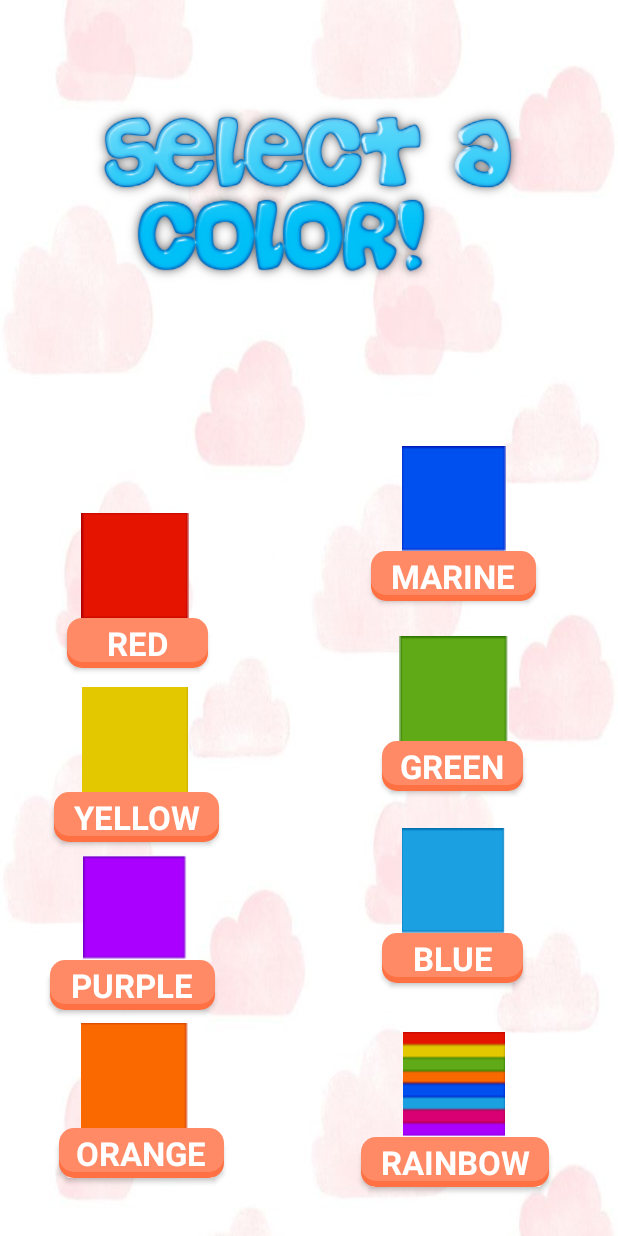
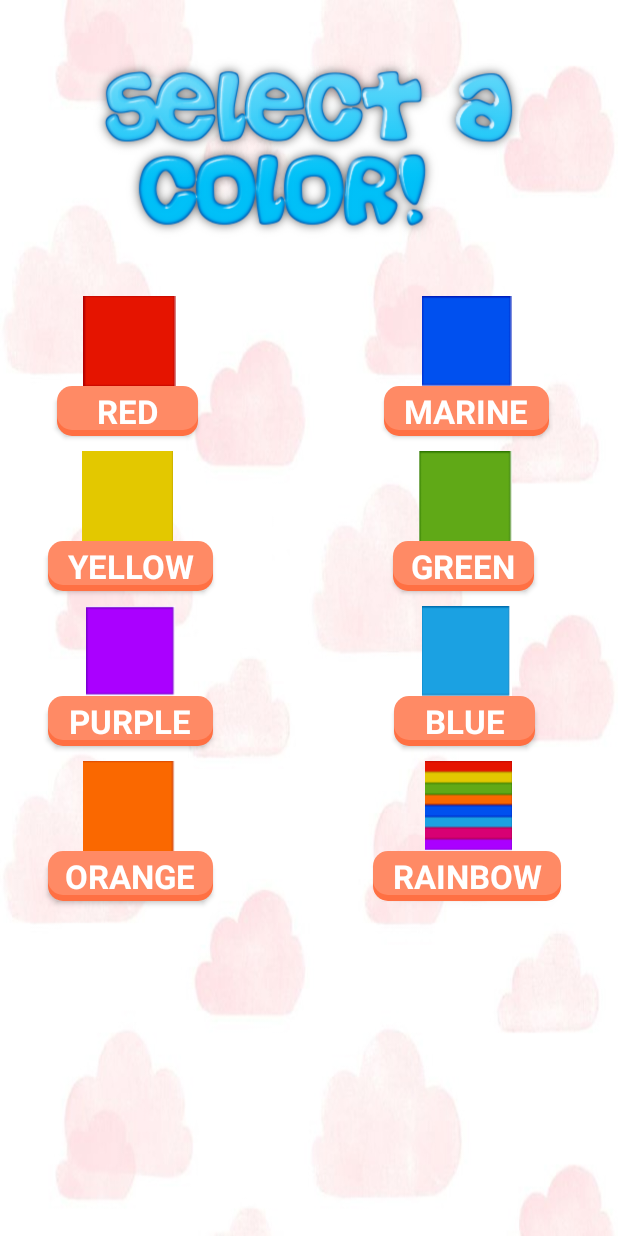
Before and after one commit to Sebas104/calidad-tetris, an Android app: the MainColor screen opened directly, with no data from a screen before it, on a phone screen of 412 x 824 dp. Run offline under Robolectric (Android 15) with nearby library versions, the phone set to English and light mode, and no system bars; Roboto replaces fonts that are not available here.

Commit message:
Arreglado bugs
Se ha puesto el activity_main_color disponible para todas las resoluciones de pantalla, se ha cuadrado la next piece del cubo, optimizada la función de upcoming piece, y bugs de la random piece

```diff
--- a/app/src/main/java/com/example/protetris/MainGame.java
+++ b/app/src/main/java/com/example/protetris/MainGame.java
@@ -178,10 +178,10 @@ public class MainGame extends View implements View.OnClickListener {
                     cond = true;
 
                     score += rowsRemoved * 30;
-                    actualPoints.setText(Integer.toString(score));
                 }
             }
         }).start();
+        actualPoints.setText(Integer.toString(score));
     }
 
     private void setRandomPieceNull() {
--- a/app/src/main/java/com/example/protetris/Piece.java
+++ b/app/src/main/java/com/example/protetris/Piece.java
@@ -90,10 +90,10 @@ public class Piece extends Coordinates{
                 break;
 
             case BLUELIGHT_BLOCK:
-                this.pieceBoard[0][0] = BLUELIGHT_BLOCK;
-                this.pieceBoard[1][0] = BLUELIGHT_BLOCK;
                 this.pieceBoard[0][1] = BLUELIGHT_BLOCK;
+                this.pieceBoard[0][2] = BLUELIGHT_BLOCK;
                 this.pieceBoard[1][1] = BLUELIGHT_BLOCK;
+                this.pieceBoard[1][2] = BLUELIGHT_BLOCK;
                 this.coord.setCoord1(0, 4);
                 this.coord.setCoord2(1, 4);
                 this.coord.setCoord3(0, 5);
--- a/app/src/main/res/layout/activity_main_color.xml
+++ b/app/src/main/res/layout/activity_main_color.xml
@@ -10,122 +10,97 @@
     <ImageView
         android:id="@+id/imageView"
         android:layout_width="300dp"
-        android:layout_height="170dp"
-        android:layout_marginTop="44dp"
-        app:layout_constraintBottom_toBottomOf="parent"
+        android:layout_height="wrap_content"
+        android:layout_marginStart="55dp"
+        android:layout_marginEnd="56dp"
         app:layout_constraintEnd_toEndOf="parent"
-        app:layout_constraintHorizontal_bias="0.495"
         app:layout_constraintStart_toStartOf="parent"
         app:layout_constraintTop_toTopOf="parent"
-        app:layout_constraintVertical_bias="0.0"
         app:srcCompat="@drawable/icon_color" />
 
     <ImageView
         android:id="@+id/blue"
-        android:layout_width="180dp"
-        android:layout_height="70dp"
-        app:layout_constraintBottom_toBottomOf="parent"
+        android:layout_width="wrap_content"
+        android:layout_height="60dp"
+        android:layout_marginEnd="60dp"
         app:layout_constraintEnd_toEndOf="parent"
-        app:layout_constraintHorizontal_bias="0.917"
-        app:layout_constraintStart_toStartOf="parent"
-        app:layout_constraintTop_toTopOf="parent"
-        app:layout_constraintVertical_bias="0.394"
+        app:layout_constraintTop_toBottomOf="@+id/imageView"
         app:srcCompat="@drawable/blue_select" />
 
     <ImageView
         android:id="@+id/red"
-        android:layout_width="180dp"
-        android:layout_height="70dp"
-        android:layout_marginBottom="412dp"
-        app:layout_constraintBottom_toBottomOf="parent"
-        app:layout_constraintEnd_toEndOf="parent"
-        app:layout_constraintHorizontal_bias="0.0"
+        android:layout_width="wrap_content"
+        android:layout_height="60dp"
+        android:layout_marginStart="45dp"
         app:layout_constraintStart_toStartOf="parent"
-        app:layout_constraintTop_toTopOf="parent"
-        app:layout_constraintVertical_bias="1.0"
+        app:layout_constraintTop_toBottomOf="@+id/imageView"
         app:srcCompat="@drawable/red_select" />
 
     <ImageView
         android:id="@+id/orange"
-        android:layout_width="180dp"
-        android:layout_height="70dp"
-        android:layout_marginBottom="72dp"
-        app:layout_constraintBottom_toBottomOf="parent"
-        app:layout_constraintEnd_toEndOf="parent"
-        app:layout_constraintHorizontal_bias="0.0"
+        android:layout_width="wrap_content"
+        android:layout_height="60dp"
+        android:layout_marginStart="45dp"
+        android:layout_marginTop="10dp"
         app:layout_constraintStart_toStartOf="parent"
-        app:layout_constraintTop_toTopOf="parent"
-        app:layout_constraintVertical_bias="1.0"
+        app:layout_constraintTop_toBottomOf="@+id/purple_button"
         app:srcCompat="@drawable/orange_select" />
 
     <ImageView
         android:id="@+id/blue2"
-        android:layout_width="180dp"
-        android:layout_height="70dp"
-        app:layout_constraintBottom_toBottomOf="parent"
+        android:layout_width="wrap_content"
+        android:layout_height="60dp"
+        android:layout_marginTop="10dp"
+        android:layout_marginEnd="60dp"
         app:layout_constraintEnd_toEndOf="parent"
-        app:layout_constraintHorizontal_bias="0.917"
-        app:layout_constraintStart_toStartOf="@+id/purple"
-        app:layout_constraintTop_toTopOf="parent"
-        app:layout_constraintVertical_bias="0.732"
+        app:layout_constraintTop_toBottomOf="@+id/green_button"
         app:srcCompat="@drawable/blue2_select" />
 
     <ImageView
         android:id="@+id/yellow"
-        android:layout_width="180dp"
-        android:layout_height="70dp"
-        android:layout_marginBottom="296dp"
-        app:layout_constraintBottom_toBottomOf="parent"
-        app:layout_constraintEnd_toEndOf="parent"
-        app:layout_constraintHorizontal_bias="0.0"
+        android:layout_width="wrap_content"
+        android:layout_height="60dp"
+        android:layout_marginStart="45dp"
+        android:layout_marginTop="10dp"
         app:layout_constraintStart_toStartOf="parent"
-        app:layout_constraintTop_toTopOf="parent"
-        app:layout_constraintVertical_bias="1.0"
+        app:layout_constraintTop_toBottomOf="@+id/red_button"
         app:srcCompat="@drawable/yellow_select" />
 
     <ImageView
         android:id="@+id/green"
-        android:layout_width="180dp"
-        android:layout_height="70dp"
-        app:layout_constraintBottom_toBottomOf="parent"
+        android:layout_width="wrap_content"
+        android:layout_height="60dp"
+        android:layout_marginTop="10dp"
+        android:layout_marginEnd="60dp"
         app:layout_constraintEnd_toEndOf="parent"
-        app:layout_constraintHorizontal_bias="0.917"
-        app:layout_constraintStart_toStartOf="@+id/yellow"
-        app:layout_constraintTop_toTopOf="parent"
-        app:layout_constraintVertical_bias="0.562"
+        app:layout_constraintTop_toBottomOf="@+id/blue_button"
         app:srcCompat="@drawable/green_select" />
 
     <ImageView
         android:id="@+id/purple"
-        android:layout_width="180dp"
-        android:layout_height="70dp"
-        android:layout_marginBottom="184dp"
-        app:layout_constraintBottom_toBottomOf="parent"
-        app:layout_constraintEnd_toEndOf="parent"
-        app:layout_constraintHorizontal_bias="0.0"
+        android:layout_width="wrap_content"
+        android:layout_height="60dp"
+        android:layout_marginStart="45dp"
+        android:layout_marginTop="10dp"
         app:layout_constraintStart_toStartOf="parent"
-        app:layout_constraintTop_toTopOf="parent"
-        app:layout_constraintVertical_bias="1.0"
+        app:layout_constraintTop_toBottomOf="@+id/yellow_button"
         app:srcCompat="@drawable/purple_select" />
 
     <ImageView
         android:id="@+id/multicolor"
-        android:layout_width="180dp"
-        android:layout_height="70dp"
-        android:layout_marginBottom="60dp"
-        app:layout_constraintBottom_toBottomOf="parent"
+        android:layout_width="wrap_content"
+        android:layout_height="60dp"
+        android:layout_marginTop="10dp"
+        android:layout_marginEnd="60dp"
         app:layout_constraintEnd_toEndOf="parent"
-        app:layout_constraintHorizontal_bias="0.917"
-        app:layout_constraintStart_toStartOf="parent"
-        app:layout_constraintTop_toTopOf="parent"
-        app:layout_constraintVertical_bias="0.991"
+        app:layout_constraintTop_toBottomOf="@+id/blue2_button"
         app:srcCompat="@drawable/multicolor_select" />
 
     <Button
         android:id="@+id/blue2_button"
-        app:layout_constraintTop_toBottomOf="@+id/blue2"
         android:layout_width="94dp"
         android:layout_height="33dp"
+        android:layout_marginEnd="55dp"
         android:background="@drawable/round_button"
         android:fontFamily="@font/lemon"
         android:text="Blue"
@@ -133,13 +108,13 @@
         android:textSize="22sp"
         android:textStyle="bold"
         app:layout_constraintEnd_toEndOf="parent"
-        app:layout_constraintHorizontal_bias="0.8"
-        app:layout_constraintStart_toStartOf="parent"/>
+        app:layout_constraintTop_toBottomOf="@+id/blue2" />
 
     <Button
         android:id="@+id/blue_button"
         android:layout_width="110dp"
         android:layout_height="33dp"
+        android:layout_marginEnd="46dp"
         android:background="@drawable/round_button"
         android:fontFamily="@font/lemon"
         android:text="Marine"
@@ -147,22 +122,19 @@
         android:textSize="22sp"
         android:textStyle="bold"
         app:layout_constraintEnd_toEndOf="parent"
-        app:layout_constraintHorizontal_bias="0.82"
-        app:layout_constraintStart_toStartOf="parent"
         app:layout_constraintTop_toBottomOf="@+id/blue" />
 
     <Button
         android:id="@+id/yellow_button"
         android:layout_width="110dp"
         android:layout_height="33dp"
+        android:layout_marginStart="32dp"
         android:background="@drawable/round_button"
         android:fontFamily="@font/lemon"
         android:text="Yellow"
         android:textColor="@android:color/white"
         android:textSize="22sp"
         android:textStyle="bold"
-        app:layout_constraintEnd_toEndOf="parent"
-        app:layout_constraintHorizontal_bias="0.12"
         app:layout_constraintStart_toStartOf="parent"
         app:layout_constraintTop_toBottomOf="@+id/yellow" />
 
@@ -170,14 +142,13 @@
         android:id="@+id/orange_button"
         android:layout_width="110dp"
         android:layout_height="33dp"
+        android:layout_marginStart="32dp"
         android:background="@drawable/round_button"
         android:fontFamily="@font/lemon"
         android:text="Orange"
         android:textColor="@android:color/white"
         android:textSize="22sp"
         android:textStyle="bold"
-        app:layout_constraintEnd_toEndOf="parent"
-        app:layout_constraintHorizontal_bias="0.13"
         app:layout_constraintStart_toStartOf="parent"
         app:layout_constraintTop_toBottomOf="@+id/orange" />
 
@@ -185,15 +156,14 @@
         android:id="@+id/red_button"
         android:layout_width="94dp"
         android:layout_height="33dp"
+        android:layout_marginStart="38dp"
         android:background="@drawable/round_button"
+        android:clickable="true"
         android:fontFamily="@font/lemon"
         android:text="Red"
-        android:clickable="true"
         android:textColor="@android:color/white"
         android:textSize="22sp"
         android:textStyle="bold"
-        app:layout_constraintEnd_toEndOf="parent"
-        app:layout_constraintHorizontal_bias="0.141"
         app:layout_constraintStart_toStartOf="parent"
         app:layout_constraintTop_toBottomOf="@+id/red" />
 
@@ -201,6 +171,7 @@
         android:id="@+id/green_button"
         android:layout_width="94dp"
         android:layout_height="33dp"
+        android:layout_marginEnd="56dp"
         android:background="@drawable/round_button"
         android:fontFamily="@font/lemon"
         android:text="Green"
@@ -208,22 +179,19 @@
         android:textSize="22sp"
         android:textStyle="bold"
         app:layout_constraintEnd_toEndOf="parent"
-        app:layout_constraintHorizontal_bias="0.801"
-        app:layout_constraintStart_toStartOf="parent"
         app:layout_constraintTop_toBottomOf="@+id/green" />
 
     <Button
         android:id="@+id/purple_button"
         android:layout_width="110dp"
         android:layout_height="33dp"
+        android:layout_marginStart="32dp"
         android:background="@drawable/round_button"
         android:fontFamily="@font/lemon"
         android:text="Purple"
         android:textColor="@android:color/white"
         android:textSize="22sp"
         android:textStyle="bold"
-        app:layout_constraintEnd_toEndOf="parent"
-        app:layout_constraintHorizontal_bias="0.11"
         app:layout_constraintStart_toStartOf="parent"
         app:layout_constraintTop_toBottomOf="@+id/purple" />
 
@@ -231,6 +199,7 @@
         android:id="@+id/multicolor_button"
         android:layout_width="125dp"
         android:layout_height="33dp"
+        android:layout_marginEnd="38dp"
         android:background="@drawable/round_button"
         android:fontFamily="@font/lemon"
         android:text="Rainbow"
@@ -238,8 +207,6 @@
         android:textSize="22sp"
         android:textStyle="bold"
         app:layout_constraintEnd_toEndOf="parent"
-        app:layout_constraintHorizontal_bias="0.84"
-        app:layout_constraintStart_toStartOf="parent"
         app:layout_constraintTop_toBottomOf="@+id/multicolor" />
 
 </androidx.constraintlayout.widget.ConstraintLayout>
```
Also changed, not shown: app/src/main/java/com/example/protetris/UpcomingPiece.java (+14 -132 lines).
